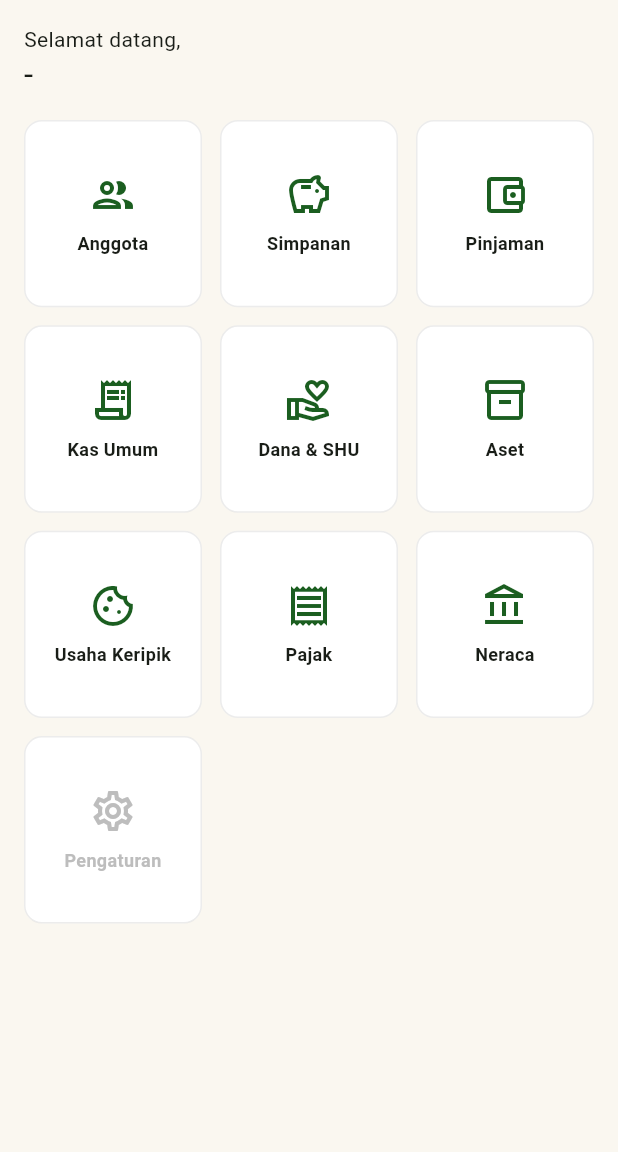
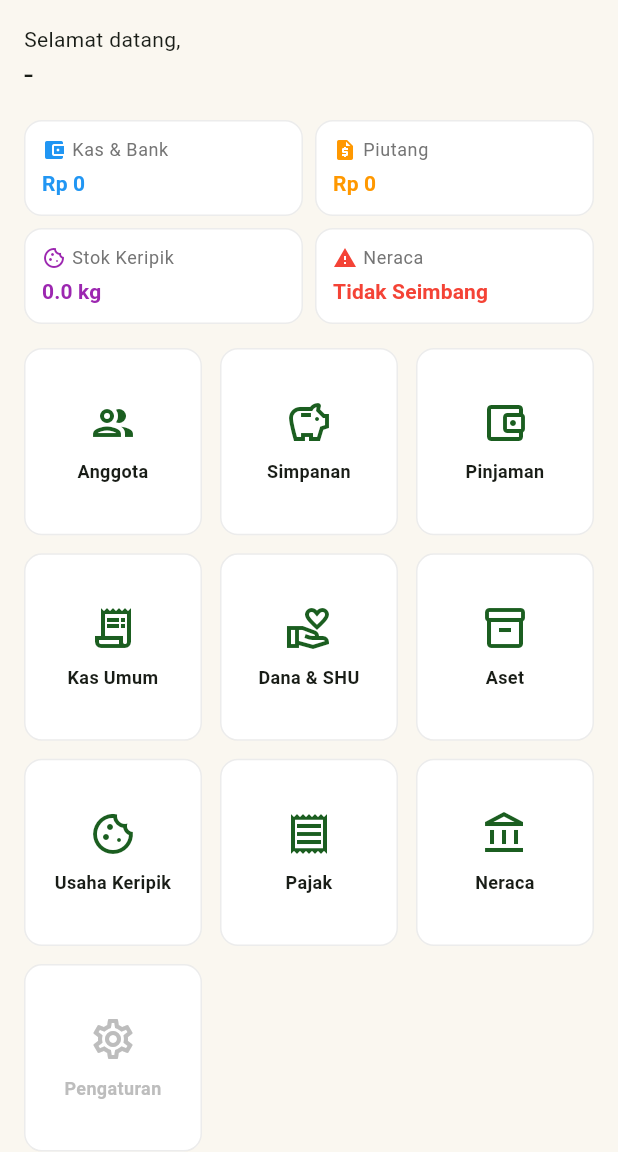
Before and after one commit to eLgorythm/sadaya-ksu, a Flutter app: the screen it shows once a user with an empty profile is signed in, on a phone screen of 412 x 824 dp, the part 84-1236 px from its top. Run offline on Flutter 3.47's test engine with Material 3 defaults, Android fonts, the phone set to English and light mode, and no system bars; our stand-ins replace bloc, equatable, flutter_bloc, flutter_dotenv, get_it, go_router and 2 more; accounts and stored records are empty; generated files the repository leaves out were written again; network calls fail.

Commit message:
Dashboard View Indikator

```diff
--- a/lib/features/dashboard/presentation/pages/home_page.dart
+++ b/lib/features/dashboard/presentation/pages/home_page.dart
@@ -1,8 +1,11 @@
 import 'package:flutter/material.dart';
 import 'package:flutter_bloc/flutter_bloc.dart';
+import 'package:get_it/get_it.dart';
 import 'package:go_router/go_router.dart';
+import 'package:supabase_flutter/supabase_flutter.dart';
 
 import '../../../../core/constants/app_colors.dart';
+import '../../../../core/utils/app_formatters.dart';
 import '../../../anggota/domain/entities/member_entity.dart';
 import '../../../simpanan/presentation/pages/savings_page.dart'
     show MemberSavingsTarget;
@@ -11,8 +14,44 @@ import '../../../pinjaman/presentation/pages/loans_page.dart'
 import '../../../auth/presentation/cubit/auth_cubit.dart';
 import '../../../auth/presentation/cubit/auth_state.dart';
 
-class HomePage extends StatelessWidget {
+class HomePage extends StatefulWidget {
   const HomePage({super.key});
+
+  @override
+  State<HomePage> createState() => _HomePageState();
+}
+
+class _HomePageState extends State<HomePage> {
+  double _kasBank = 0;
+  double _piutang = 0;
+  double _stokKeripik = 0;
+  bool _balanced = false;
+  bool _loadingSummary = true;
+
+  @override
+  void initState() {
+    super.initState();
+    WidgetsBinding.instance.addPostFrameCallback((_) => _loadSummary());
+  }
+
+  Future<void> _loadSummary() async {
+    try {
+      final result = await GetIt.I<SupabaseClient>()
+          .rpc('get_dashboard_summary');
+      if (result != null && mounted) {
+        final data = result as Map<String, dynamic>;
+        setState(() {
+          _kasBank = (data['kas_bank'] as num?)?.toDouble() ?? 0;
+          _piutang = (data['piutang'] as num?)?.toDouble() ?? 0;
+          _stokKeripik = (data['stok_keripik'] as num?)?.toDouble() ?? 0;
+          _balanced = data['balanced'] as bool? ?? false;
+          _loadingSummary = false;
+        });
+      }
+    } catch (_) {
+      if (mounted) setState(() => _loadingSummary = false);
+    }
+  }
 
   @override
   Widget build(BuildContext context) {
@@ -35,12 +74,29 @@ class HomePage extends StatelessWidget {
           ),
         ],
       ),
-      body: ListView(
+      body: RefreshIndicator(
+        onRefresh: _loadSummary,
+        child: ListView(
           padding: const EdgeInsets.all(16),
           children: [
             Text('Selamat datang,', style: Theme.of(context).textTheme.bodyMedium),
             Text(email, style: Theme.of(context).textTheme.titleLarge),
             const SizedBox(height: 16),
+
+            // Summary indicators
+            _loadingSummary
+                ? const SizedBox(
+                    height: 100,
+                    child: Center(child: CircularProgressIndicator()),
+                  )
+                : _SummaryIndicators(
+                    kasBank: _kasBank,
+                    piutang: _piutang,
+                    stokKeripik: _stokKeripik,
+                    balanced: _balanced,
+                  ),
+            const SizedBox(height: 16),
+
             GridView.count(
               crossAxisCount: 3,
               shrinkWrap: true,
@@ -124,6 +180,7 @@ class HomePage extends StatelessWidget {
             ),
           ],
         ),
+      ),
     );
   }
 
@@ -159,6 +216,121 @@ class HomePage extends StatelessWidget {
             child: const Text('Keluar'),
           ),
         ],
+      ),
+    );
+  }
+}
+
+class _SummaryIndicators extends StatelessWidget {
+  const _SummaryIndicators({
+    required this.kasBank,
+    required this.piutang,
+    required this.stokKeripik,
+    required this.balanced,
+  });
+
+  final double kasBank;
+  final double piutang;
+  final double stokKeripik;
+  final bool balanced;
+
+  @override
+  Widget build(BuildContext context) {
+    return Column(
+      children: [
+        Row(
+          children: [
+            Expanded(
+              child: _SummaryCard(
+                icon: Icons.account_balance_wallet,
+                label: 'Kas & Bank',
+                value: AppFormatters.rupiah(kasBank),
+                color: Colors.blue,
+              ),
+            ),
+            const SizedBox(width: 8),
+            Expanded(
+              child: _SummaryCard(
+                icon: Icons.request_quote,
+                label: 'Piutang',
+                value: AppFormatters.rupiah(piutang),
+                color: Colors.orange,
+              ),
+            ),
+          ],
+        ),
+        const SizedBox(height: 8),
+        Row(
+          children: [
+            Expanded(
+              child: _SummaryCard(
+                icon: Icons.cookie_outlined,
+                label: 'Stok Keripik',
+                value: '${stokKeripik.toStringAsFixed(1)} kg',
+                color: Colors.purple,
+              ),
+            ),
+            const SizedBox(width: 8),
+            Expanded(
+              child: _SummaryCard(
+                icon: balanced ? Icons.check_circle : Icons.warning,
+                label: 'Neraca',
+                value: balanced ? 'Seimbang' : 'Tidak Seimbang',
+                color: balanced ? Colors.green : Colors.red,
+              ),
+            ),
+          ],
+        ),
+      ],
+    );
+  }
+}
+
+class _SummaryCard extends StatelessWidget {
+  const _SummaryCard({
+    required this.icon,
+    required this.label,
+    required this.value,
+    required this.color,
+  });
+
+  final IconData icon;
+  final String label;
+  final String value;
+  final Color color;
+
+  @override
+  Widget build(BuildContext context) {
+    return Card(
+      child: Padding(
+        padding: const EdgeInsets.all(12),
+        child: Column(
+          crossAxisAlignment: CrossAxisAlignment.start,
+          children: [
+            Row(
+              children: [
+                Icon(icon, size: 16, color: color),
+                const SizedBox(width: 4),
+                Text(
+                  label,
+                  style: Theme.of(context).textTheme.bodySmall?.copyWith(
+                        color: Colors.grey[600],
+                      ),
+                ),
+              ],
+            ),
+            const SizedBox(height: 4),
+            Text(
+              value,
+              style: Theme.of(context).textTheme.titleSmall?.copyWith(
+                    color: color,
+                    fontWeight: FontWeight.bold,
+                  ),
+              maxLines: 1,
+              overflow: TextOverflow.ellipsis,
+            ),
+          ],
+        ),
       ),
     );
   }
```
Also changed, not shown: 1 other file. Lines whose indentation alone changed are shown as unchanged.
